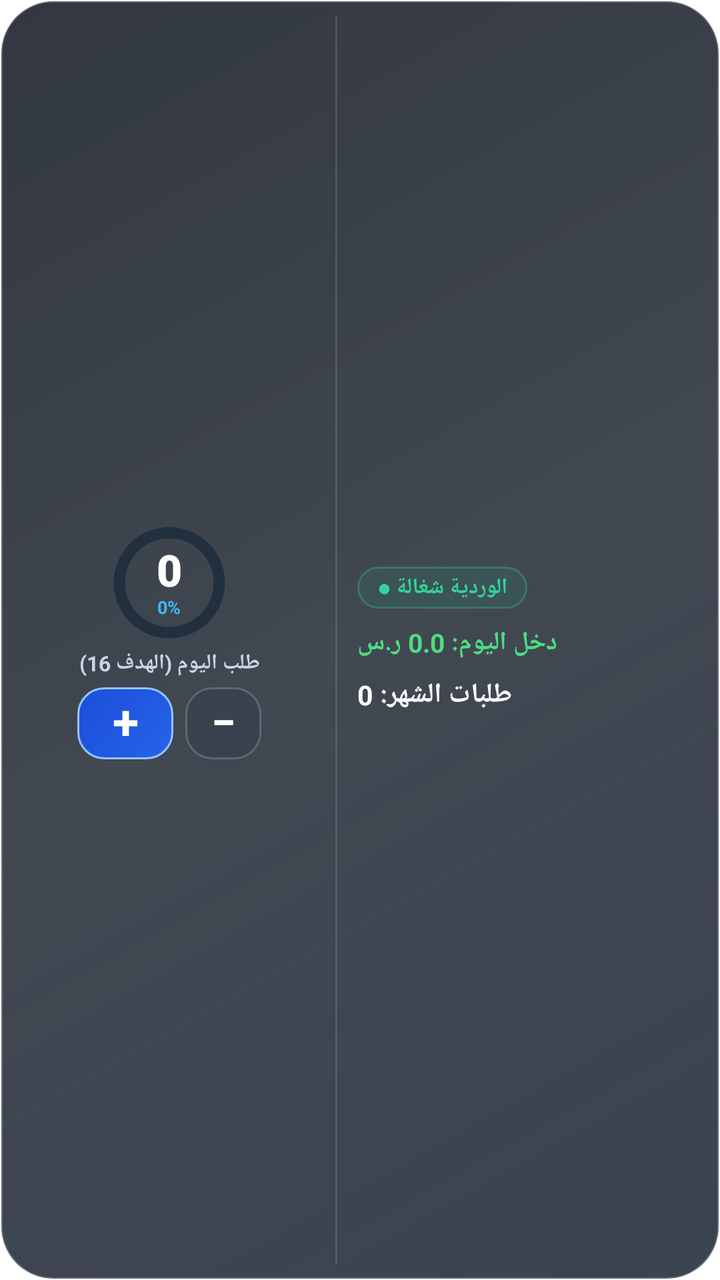
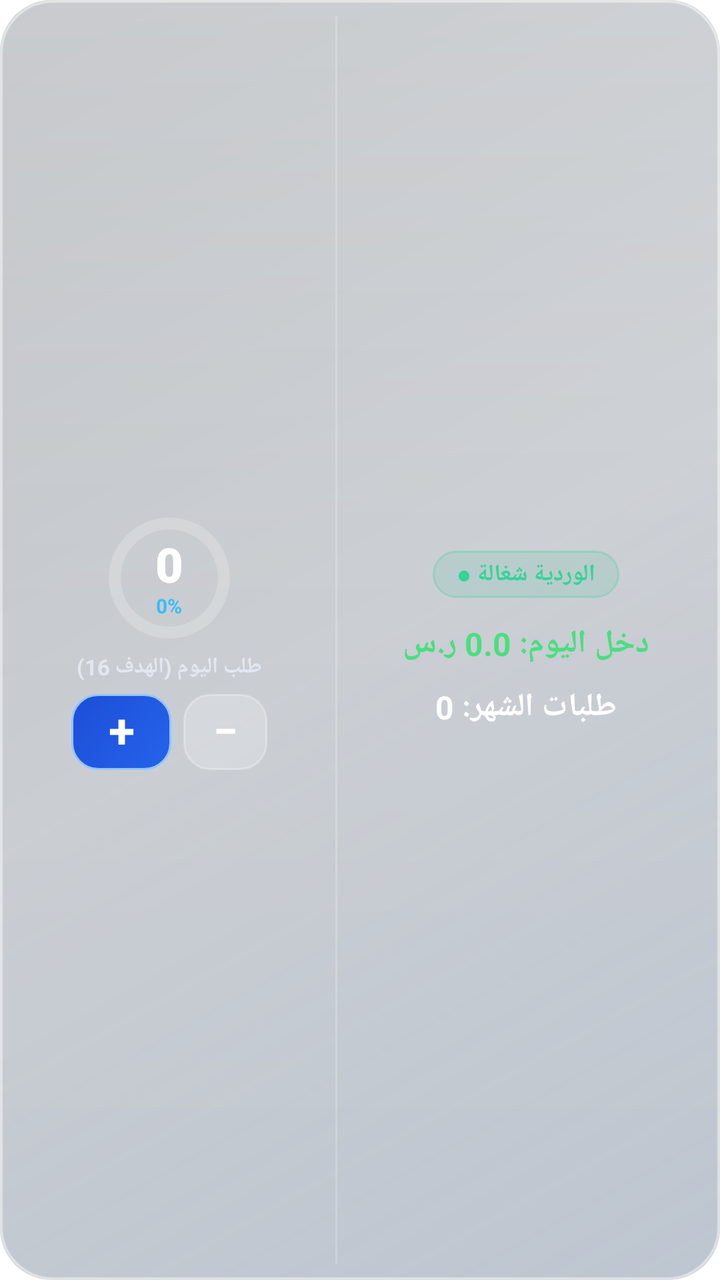

Two renders of the same Android screen: before a commit and after it. Below are the layout's source before the change and the commit's diff.
<!-- AndroidManifest.xml: fallback theme Theme.MaterialComponents.DayNight.NoActionBar -->
<!-- res/layout/widget_apple_glass.xml -->
<?xml version="1.0" encoding="utf-8"?>
<LinearLayout xmlns:android="http://schemas.android.com/apk/res/android"
    android:id="@+id/apple_widget_root"
    android:layout_width="match_parent"
    android:layout_height="match_parent"
    android:background="@drawable/bg_apple_glass_container"
    android:orientation="horizontal"
    android:layoutDirection="ltr"
    android:padding="8dp"
    android:gravity="center_vertical">

    
    <LinearLayout
        android:id="@+id/apple_section_left"
        android:layout_width="0dp"
        android:layout_height="match_parent"
        android:layout_weight="1.0"
        android:orientation="vertical"
        android:gravity="center">

        
        <FrameLayout
            android:layout_width="62dp"
            android:layout_height="62dp">

            <ProgressBar
                android:id="@+id/pb_apple_ring"
                style="?android:attr/progressBarStyleHorizontal"
                android:layout_width="match_parent"
                android:layout_height="match_parent"
                android:indeterminate="false"
                android:max="100"
                android:progress="0"
                android:progressDrawable="@drawable/ring_progress_cyan" />

            <LinearLayout
                android:layout_width="match_parent"
                android:layout_height="match_parent"
                android:gravity="center"
                android:orientation="vertical">

                <TextView
                    android:id="@+id/tv_apple_orders_count"
                    android:layout_width="wrap_content"
                    android:layout_height="wrap_content"
                    android:fontFamily="sans-serif-black"
                    android:includeFontPadding="false"
                    android:text="0"
                    android:textColor="#FFFFFF"
                    android:textSize="22sp"
                    android:textStyle="bold" />

                <TextView
                    android:id="@+id/tv_apple_progress_percent"
                    android:layout_width="wrap_content"
                    android:layout_height="wrap_content"
                    android:includeFontPadding="false"
                    android:text="0%"
                    android:textColor="#38BDF8"
                    android:textSize="9sp"
                    android:textStyle="bold" />
            </LinearLayout>
        </FrameLayout>

        
        <TextView
            android:id="@+id/tv_apple_target_sub"
            android:layout_width="wrap_content"
            android:layout_height="wrap_content"
            android:layout_marginTop="2dp"
            android:includeFontPadding="false"
            android:text="طلب اليوم (الهدف 16)"
            android:textColor="#CBD5E1"
            android:textSize="10.5sp"
            android:textStyle="bold" />

        
        <LinearLayout
            android:layout_width="wrap_content"
            android:layout_height="wrap_content"
            android:layout_marginTop="5dp"
            android:gravity="center_vertical"
            android:orientation="horizontal">

            <TextView
                android:id="@+id/btn_apple_increment"
                android:layout_width="48dp"
                android:layout_height="36dp"
                android:background="@drawable/btn_apple_plus"
                android:gravity="center"
                android:includeFontPadding="false"
                android:text="+"
                android:textColor="#FFFFFF"
                android:textSize="24sp"
                android:textStyle="bold" />

            <TextView
                android:id="@+id/btn_apple_decrement"
                android:layout_width="38dp"
                android:layout_height="36dp"
                android:layout_marginLeft="6dp"
                android:layout_marginStart="6dp"
                android:background="@drawable/btn_apple_minus"
                android:gravity="center"
                android:includeFontPadding="false"
                android:text="−"
                android:textColor="#FFFFFF"
                android:textSize="22sp"
                android:textStyle="bold" />
        </LinearLayout>
    </LinearLayout>

    
    <FrameLayout
        android:layout_width="1dp"
        android:layout_height="match_parent"
        android:background="#1FFFFFFF"
        android:layout_marginLeft="6dp"
        android:layout_marginRight="6dp" />

    
    <LinearLayout
        android:id="@+id/apple_section_right"
        android:layout_width="0dp"
        android:layout_height="match_parent"
        android:layout_weight="1.15"
        android:orientation="vertical"
        android:gravity="center_vertical"
        android:paddingLeft="4dp"
        android:paddingRight="4dp">

        
        <TextView
            android:id="@+id/tv_apple_shift_status"
            android:layout_width="wrap_content"
            android:layout_height="wrap_content"
            android:background="@drawable/bg_apple_shift_pill"
            android:paddingLeft="10dp"
            android:paddingRight="10dp"
            android:paddingTop="3dp"
            android:paddingBottom="3dp"
            android:text="الوردية شغالة ●"
            android:textColor="#34D399"
            android:textSize="11sp"
            android:textStyle="bold" />

        
        <TextView
            android:id="@+id/tv_apple_today_income"
            android:layout_width="wrap_content"
            android:layout_height="wrap_content"
            android:layout_marginTop="8dp"
            android:text="دخل اليوم: 0.0 ر.س"
            android:textDirection="rtl"
            android:textColor="#4ADE80"
            android:textSize="13sp"
            android:textStyle="bold" />

        
        <TextView
            android:id="@+id/tv_apple_month_orders"
            android:layout_width="wrap_content"
            android:layout_height="wrap_content"
            android:layout_marginTop="8dp"
            android:text="طلبات الشهر: 0"
            android:textDirection="rtl"
            android:textColor="#F8FAFC"
            android:textSize="13.5sp"
            android:textStyle="bold" />

    </LinearLayout>

</LinearLayout>
<!-- resources referenced by this layout -->
<resources>
  <!-- drawable bg_apple_glass_container (drawable) -->
  <?xml version="1.0" encoding="utf-8"?>
  <shape xmlns:android="http://schemas.android.com/apk/res/android"
      android:shape="rectangle">
      <corners android:radius="26dp" />
      <gradient
          android:startColor="#D9182232"
          android:centerColor="#CC121A26"
          android:endColor="#D90E141F"
          android:angle="135" />
      <stroke
          android:width="1.2dp"
          android:color="#33FFFFFF" />
  </shape>
  <!-- drawable bg_apple_shift_pill (drawable) -->
  <?xml version="1.0" encoding="utf-8"?>
  <shape xmlns:android="http://schemas.android.com/apk/res/android"
      android:shape="rectangle">
      <corners android:radius="14dp" />
      <solid android:color="#1A10B981" />
      <stroke
          android:width="1dp"
          android:color="#4D34D399" />
  </shape>
  <!-- drawable btn_apple_minus (drawable) -->
  <?xml version="1.0" encoding="utf-8"?>
  <shape xmlns:android="http://schemas.android.com/apk/res/android"
      android:shape="rectangle">
      <corners android:radius="13dp" />
      <solid android:color="#40243245" />
      <stroke
          android:width="1dp"
          android:color="#2EFFFFFF" />
  </shape>
  <!-- drawable btn_apple_plus (drawable) -->
  <?xml version="1.0" encoding="utf-8"?>
  <shape xmlns:android="http://schemas.android.com/apk/res/android"
      android:shape="rectangle">
      <corners android:radius="13dp" />
      <gradient
          android:startColor="#2563EB"
          android:endColor="#1D4ED8"
          android:angle="135" />
      <stroke
          android:width="1dp"
          android:color="#93C5FD" />
  </shape>
  <!-- drawable ring_progress_cyan (drawable) -->
  <?xml version="1.0" encoding="utf-8"?>
  <layer-list xmlns:android="http://schemas.android.com/apk/res/android">
      
      <item android:id="@android:id/background">
          <shape
              android:innerRadiusRatio="2.8"
              android:shape="ring"
              android:thickness="5.5dp"
              android:useLevel="false">
              <solid android:color="#222F3E" />
          </shape>
      </item>
      
      <item android:id="@android:id/progress">
          <rotate
              android:fromDegrees="270"
              android:toDegrees="270">
              <shape
                  android:innerRadiusRatio="2.8"
                  android:shape="ring"
                  android:thickness="5.5dp"
                  android:useLevel="true">
                  <gradient
                      android:centerColor="#38BDF8"
                      android:endColor="#7DD3FC"
                      android:startColor="#0284C7"
                      android:type="sweep" />
              </shape>
          </rotate>
      </item>
  </layer-list>
</resources>

<!-- the commit's change to res/layout/widget_apple_glass.xml (unified diff, before → after) -->
@@ -20,8 +20,8 @@
 
         
         <FrameLayout
-            android:layout_width="62dp"
-            android:layout_height="62dp">
+            android:layout_width="68dp"
+            android:layout_height="68dp">
 
             <ProgressBar
                 android:id="@+id/pb_apple_ring"
@@ -47,7 +47,7 @@
                     android:includeFontPadding="false"
                     android:text="0"
                     android:textColor="#FFFFFF"
-                    android:textSize="22sp"
+                    android:textSize="24sp"
                     android:textStyle="bold" />
 
                 <TextView
@@ -57,7 +57,7 @@
                     android:includeFontPadding="false"
                     android:text="0%"
                     android:textColor="#38BDF8"
-                    android:textSize="9sp"
+                    android:textSize="10sp"
                     android:textStyle="bold" />
             </LinearLayout>
         </FrameLayout>
@@ -67,25 +67,25 @@
             android:id="@+id/tv_apple_target_sub"
             android:layout_width="wrap_content"
             android:layout_height="wrap_content"
-            android:layout_marginTop="2dp"
+            android:layout_marginTop="3dp"
             android:includeFontPadding="false"
             android:text="طلب اليوم (الهدف 16)"
-            android:textColor="#CBD5E1"
-            android:textSize="10.5sp"
+            android:textColor="#E2E8F0"
+            android:textSize="11sp"
             android:textStyle="bold" />
 
         
         <LinearLayout
             android:layout_width="wrap_content"
             android:layout_height="wrap_content"
-            android:layout_marginTop="5dp"
-            android:gravity="center_vertical"
+            android:layout_marginTop="6dp"
+            android:gravity="center"
             android:orientation="horizontal">
 
             <TextView
                 android:id="@+id/btn_apple_increment"
-                android:layout_width="48dp"
-                android:layout_height="36dp"
+                android:layout_width="50dp"
+                android:layout_height="38dp"
                 android:background="@drawable/btn_apple_plus"
                 android:gravity="center"
                 android:includeFontPadding="false"
@@ -96,8 +96,8 @@
 
             <TextView
                 android:id="@+id/btn_apple_decrement"
-                android:layout_width="38dp"
-                android:layout_height="36dp"
+                android:layout_width="42dp"
+                android:layout_height="38dp"
                 android:layout_marginLeft="6dp"
                 android:layout_marginStart="6dp"
                 android:background="@drawable/btn_apple_minus"
@@ -114,7 +114,7 @@
     <FrameLayout
         android:layout_width="1dp"
         android:layout_height="match_parent"
-        android:background="#1FFFFFFF"
+        android:background="#33FFFFFF"
         android:layout_marginLeft="6dp"
         android:layout_marginRight="6dp" />
 
@@ -125,7 +125,7 @@
         android:layout_height="match_parent"
         android:layout_weight="1.15"
         android:orientation="vertical"
-        android:gravity="center_vertical"
+        android:gravity="center"
         android:paddingLeft="4dp"
         android:paddingRight="4dp">
 
@@ -134,14 +134,15 @@
             android:id="@+id/tv_apple_shift_status"
             android:layout_width="wrap_content"
             android:layout_height="wrap_content"
+            android:layout_gravity="center_horizontal"
             android:background="@drawable/bg_apple_shift_pill"
-            android:paddingLeft="10dp"
-            android:paddingRight="10dp"
-            android:paddingTop="3dp"
-            android:paddingBottom="3dp"
+            android:paddingLeft="12dp"
+            android:paddingRight="12dp"
+            android:paddingTop="4dp"
+            android:paddingBottom="4dp"
             android:text="الوردية شغالة ●"
             android:textColor="#34D399"
-            android:textSize="11sp"
+            android:textSize="11.5sp"
             android:textStyle="bold" />
 
         
@@ -149,11 +150,12 @@
             android:id="@+id/tv_apple_today_income"
             android:layout_width="wrap_content"
             android:layout_height="wrap_content"
-            android:layout_marginTop="8dp"
+            android:layout_gravity="center_horizontal"
+            android:layout_marginTop="12dp"
             android:text="دخل اليوم: 0.0 ر.س"
             android:textDirection="rtl"
             android:textColor="#4ADE80"
-            android:textSize="13sp"
+            android:textSize="16sp"
             android:textStyle="bold" />
 
         
@@ -161,11 +163,12 @@
             android:id="@+id/tv_apple_month_orders"
             android:layout_width="wrap_content"
             android:layout_height="wrap_content"
-            android:layout_marginTop="8dp"
+            android:layout_gravity="center_horizontal"
+            android:layout_marginTop="10dp"
             android:text="طلبات الشهر: 0"
             android:textDirection="rtl"
-            android:textColor="#F8FAFC"
-            android:textSize="13.5sp"
+            android:textColor="#FFFFFF"
+            android:textSize="16sp"
             android:textStyle="bold" />
 
     </LinearLayout>
<!-- resource entries referenced after the edit -->
@@ -2,18 +2,41 @@
 <resources>
   <!-- drawable bg_apple_glass_container (drawable) -->
   <?xml version="1.0" encoding="utf-8"?>
-  <shape xmlns:android="http://schemas.android.com/apk/res/android"
-      android:shape="rectangle">
-      <corners android:radius="26dp" />
-      <gradient
-          android:startColor="#D9182232"
-          android:centerColor="#CC121A26"
-          android:endColor="#D90E141F"
-          android:angle="135" />
-      <stroke
-          android:width="1.2dp"
-          android:color="#33FFFFFF" />
-  </shape>
+  <layer-list xmlns:android="http://schemas.android.com/apk/res/android">
+      
+      <item>
+          <shape android:shape="rectangle">
+              <corners android:radius="26dp" />
+              <gradient
+                  android:angle="135"
+                  android:startColor="#59445B7A"
+                  android:centerColor="#40253448"
+                  android:endColor="#4D16202E" />
+          </shape>
+      </item>
+  
+      
+      <item>
+          <shape android:shape="rectangle">
+              <corners android:radius="26dp" />
+              <gradient
+                  android:angle="270"
+                  android:startColor="#38FFFFFF"
+                  android:centerColor="#0DFFFFFF"
+                  android:endColor="#00FFFFFF" />
+          </shape>
+      </item>
+  
+      
+      <item>
+          <shape android:shape="rectangle">
+              <corners android:radius="26dp" />
+              <stroke
+                  android:width="1.3dp"
+                  android:color="#73FFFFFF" />
+          </shape>
+      </item>
+  </layer-list>
   <!-- drawable bg_apple_shift_pill (drawable) -->
   <?xml version="1.0" encoding="utf-8"?>
   <shape xmlns:android="http://schemas.android.com/apk/res/android"
@@ -29,10 +52,10 @@
   <shape xmlns:android="http://schemas.android.com/apk/res/android"
       android:shape="rectangle">
       <corners android:radius="13dp" />
-      <solid android:color="#40243245" />
+      <solid android:color="#33FFFFFF" />
       <stroke
           android:width="1dp"
-          android:color="#2EFFFFFF" />
+          android:color="#4DFFFFFF" />
   </shape>
   <!-- drawable btn_apple_plus (drawable) -->
   <?xml version="1.0" encoding="utf-8"?>
@@ -55,9 +78,9 @@
           <shape
               android:innerRadiusRatio="2.8"
               android:shape="ring"
-              android:thickness="5.5dp"
+              android:thickness="6dp"
               android:useLevel="false">
-              <solid android:color="#222F3E" />
+              <solid android:color="#33FFFFFF" />
           </shape>
       </item>
       
@@ -68,7 +91,7 @@
               <shape
                   android:innerRadiusRatio="2.8"
                   android:shape="ring"
-                  android:thickness="5.5dp"
+                  android:thickness="6dp"
                   android:useLevel="true">
                   <gradient
                       android:centerColor="#38BDF8"
